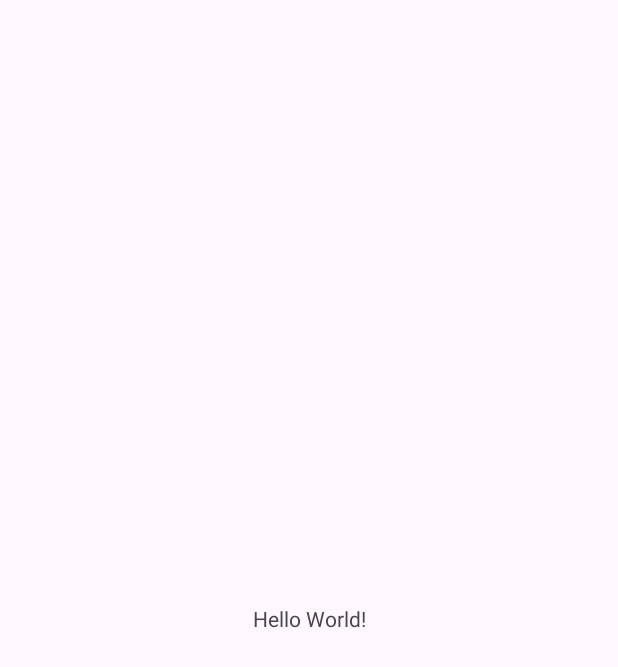
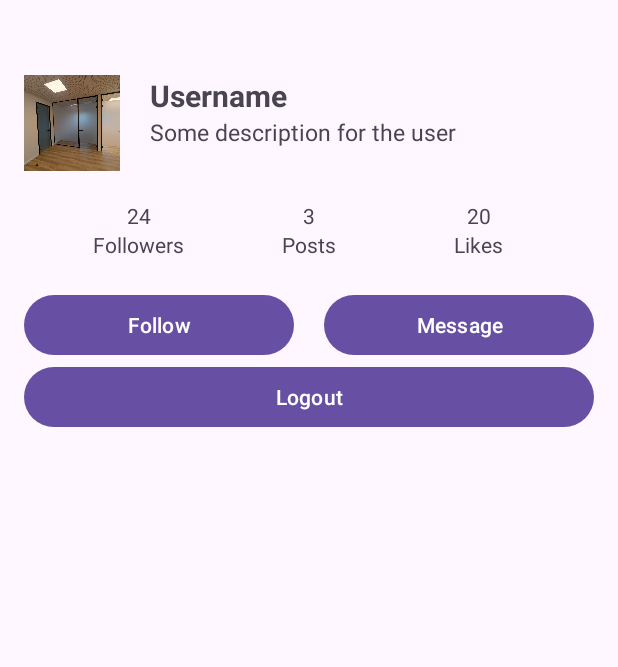
Before and after one commit to DenPrylipko/XMLTrainingApp, an Android app: the screen it shows after launch (MainActivity), on a phone screen of 412 x 824 dp. Before the commit the part shown is almost empty. Shown: the top 667 px of the screen. Run offline under Robolectric (Android 15) with nearby library versions, the phone set to English and light mode, and no system bars.

Commit message:
XMLTA-1-1-LinearLayout

```diff
--- a/app/src/main/java/com/genius/xmltrainingapp/MainActivity.kt
+++ b/app/src/main/java/com/genius/xmltrainingapp/MainActivity.kt
@@ -3,18 +3,11 @@ package com.genius.xmltrainingapp
 import android.os.Bundle
 import androidx.activity.enableEdgeToEdge
 import androidx.appcompat.app.AppCompatActivity
-import androidx.core.view.ViewCompat
-import androidx.core.view.WindowInsetsCompat
 
 class MainActivity : AppCompatActivity() {
     override fun onCreate(savedInstanceState: Bundle?) {
         super.onCreate(savedInstanceState)
         enableEdgeToEdge()
-        setContentView(R.layout.activity_main)
-        ViewCompat.setOnApplyWindowInsetsListener(findViewById(R.id.main)) { v, insets ->
-            val systemBars = insets.getInsets(WindowInsetsCompat.Type.systemBars())
-            v.setPadding(systemBars.left, systemBars.top, systemBars.right, systemBars.bottom)
-            insets
+        setContentView(R.layout.activity_linear_layout_both)
         }
-    }
 }
--- /dev/null
+++ b/app/src/main/res/layout/activity_linear_layout_both.xml
@@ -0,0 +1,155 @@
+<?xml version="1.0" encoding="utf-8"?>
+<LinearLayout xmlns:android="http://schemas.android.com/apk/res/android"
+    android:orientation="vertical"
+    android:layout_width="match_parent"
+    android:layout_height="match_parent"
+    android:paddingTop="50dp"
+    android:paddingHorizontal="16dp">
+
+    <LinearLayout
+        android:id="@+id/avatarBar"
+        android:layout_width="match_parent"
+        android:layout_height="wrap_content"
+        android:orientation="horizontal">
+
+        <ImageView
+            android:id="@+id/ivAvatarPicture"
+            android:layout_width="64dp"
+            android:layout_height="64dp"
+            android:src="@drawable/img_avatar_halavi_film"
+            android:scaleType="centerCrop"/>
+
+        <LinearLayout
+            android:id="@+id/statusBar"
+            android:layout_width="0dp"
+            android:layout_height="wrap_content"
+            android:orientation="vertical"
+            android:paddingStart="20dp"
+            android:gravity="center_vertical"
+            android:layout_weight="1">
+
+            <TextView
+                android:id="@+id/tvUsername"
+                android:layout_width="wrap_content"
+                android:layout_height="wrap_content"
+                android:text="Username"
+                android:textStyle="bold"
+                android:textSize="20sp"/>
+
+            <TextView
+                android:id="@+id/tvDescription"
+                android:layout_width="wrap_content"
+                android:layout_height="wrap_content"
+                android:text="Some description for the user"
+                android:textSize="15sp"/>
+
+        </LinearLayout>
+
+    </LinearLayout>
+
+    <LinearLayout
+        android:id="@+id/statistics"
+        android:layout_width="match_parent"
+        android:layout_height="wrap_content"
+        android:orientation="horizontal"
+        android:layout_margin="20dp">
+
+        <LinearLayout
+            android:id="@+id/followersBar"
+            android:layout_width="0dp"
+            android:layout_height="wrap_content"
+            android:orientation="vertical"
+            android:layout_weight="1"
+            android:gravity="center_horizontal">
+
+            <TextView
+                android:id="@+id/tvFollowersNumber"
+                android:layout_width="wrap_content"
+                android:layout_height="wrap_content"
+                android:text="24"/>
+
+            <TextView
+                android:id="@+id/tvFollowersText"
+                android:layout_width="wrap_content"
+                android:layout_height="wrap_content"
+                android:text="Followers"/>
+
+        </LinearLayout>
+
+        <LinearLayout
+            android:id="@+id/postsBar"
+            android:layout_width="0dp"
+            android:layout_height="wrap_content"
+            android:orientation="vertical"
+            android:layout_weight="1"
+            android:gravity="center_horizontal">
+
+            <TextView
+                android:id="@+id/tvPostsNumber"
+                android:layout_width="wrap_content"
+                android:layout_height="wrap_content"
+                android:text="3"/>
+
+            <TextView
+                android:id="@+id/tvPostsText"
+                android:layout_width="wrap_content"
+                android:layout_height="wrap_content"
+                android:text="Posts"/>
+
+        </LinearLayout>
+
+        <LinearLayout
+            android:id="@+id/likesBar"
+            android:layout_width="0dp"
+            android:layout_height="wrap_content"
+            android:layout_weight="1"
+            android:orientation="vertical"
+            android:gravity="center_horizontal">
+
+            <TextView
+                android:id="@+id/tvLikesNumber"
+                android:layout_width="wrap_content"
+                android:layout_height="wrap_content"
+                android:text="20"/>
+
+            <TextView
+                android:id="@+id/tvLikesText"
+                android:layout_width="wrap_content"
+                android:layout_height="wrap_content"
+                android:text="Likes"/>
+
+        </LinearLayout>
+
+    </LinearLayout>
+
+    <LinearLayout
+        android:id="@+id/buttonsBar"
+        android:layout_width="match_parent"
+        android:layout_height="wrap_content"
+        android:orientation="horizontal">
+
+        <Button
+            android:id="@+id/buttonFollow"
+            android:layout_width="0dp"
+            android:layout_height="wrap_content"
+            android:text="Follow"
+            android:layout_weight="1"
+            android:layout_marginEnd="10dp"/>
+
+        <Button
+            android:id="@+id/buttonMessage"
+            android:layout_width="0dp"
+            android:layout_height="wrap_content"
+            android:layout_weight="1"
+            android:text="Message"
+            android:layout_marginStart="10dp"/>
+
+    </LinearLayout>
+
+    <Button
+        android:id="@+id/buttonLogout"
+        android:layout_width="match_parent"
+        android:layout_height="wrap_content"
+        android:text="Logout"/>
+
+</LinearLayout>
--- a/app/src/main/res/values/strings.xml
+++ b/app/src/main/res/values/strings.xml
@@ -1,3 +1,4 @@
 <resources>
     <string name="app_name">XMLTrainingApp</string>
+    <string name="avatar_desc">Avatar</string>
 </resources>
```
Also changed, not shown: app/src/main/res/layout/activity_linear_layout_horizontal.xml (added, +28 -0 lines), app/src/main/res/layout/activity_linear_layout_vertical.xml (added, +76 -0 lines), app/src/main/res/drawable/img_avatar_halavi_film.jpg (added), 1 other file.
